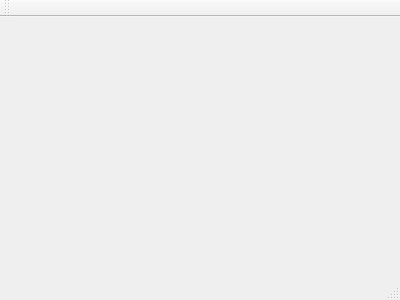
Above: all-4-pong/game.ui from twetm967/all-4-pong before the change. Below: the same form after it.
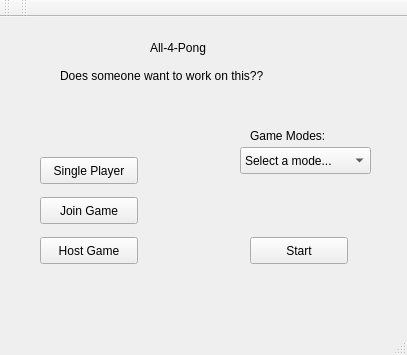
That is the form after the change.

What changed in the file:
```diff
--- a/all-4-pong/game.ui
+++ b/all-4-pong/game.ui
@@ -1,24 +1,187 @@
 <ui version="4.0">
  <class>Game</class>
- <widget class="QMainWindow" name="Game" >
-  <property name="geometry" >
+ <widget class="QMainWindow" name="Game">
+  <property name="geometry">
    <rect>
     <x>0</x>
     <y>0</y>
-    <width>400</width>
-    <height>300</height>
+    <width>407</width>
+    <height>355</height>
    </rect>
   </property>
   <property name="windowTitle" >
    <string>Game</string>
   </property>
-  <widget class="QMenuBar" name="menuBar" />
-  <widget class="QToolBar" name="mainToolBar" />
-  <widget class="QWidget" name="centralWidget" />
-  <widget class="QStatusBar" name="statusBar" />
+  <widget class="QWidget" name="centralWidget">
+   <widget class="QLabel" name="label">
+    <property name="geometry">
+     <rect>
+      <x>150</x>
+      <y>20</y>
+      <width>71</width>
+      <height>21</height>
+     </rect>
+    </property>
+    <property name="text">
+     <string>All-4-Pong</string>
+    </property>
+    <property name="scaledContents">
+     <bool>true</bool>
+    </property>
+    <property name="wordWrap">
+     <bool>false</bool>
+    </property>
+   </widget>
+   <widget class="QLabel" name="label_2">
+    <property name="geometry">
+     <rect>
+      <x>60</x>
+      <y>50</y>
+      <width>261</width>
+      <height>17</height>
+     </rect>
+    </property>
+    <property name="text">
+     <string>Does someone want to work on this??</string>
+    </property>
+   </widget>
+   <widget class="QPushButton" name="pushButton">
+    <property name="geometry">
+     <rect>
+      <x>40</x>
+      <y>140</y>
+      <width>98</width>
+      <height>27</height>
+     </rect>
+    </property>
+    <property name="text">
+     <string>Single Player</string>
+    </property>
+    <property name="checkable">
+     <bool>true</bool>
+    </property>
+   </widget>
+   <widget class="QPushButton" name="pushButton_2">
+    <property name="geometry">
+     <rect>
+      <x>40</x>
+      <y>180</y>
+      <width>98</width>
+      <height>27</height>
+     </rect>
+    </property>
+    <property name="text">
+     <string>Join Game</string>
+    </property>
+    <property name="checkable">
+     <bool>true</bool>
+    </property>
+   </widget>
+   <widget class="QPushButton" name="pushButton_3">
+    <property name="geometry">
+     <rect>
+      <x>40</x>
+      <y>220</y>
+      <width>98</width>
+      <height>27</height>
+     </rect>
+    </property>
+    <property name="text">
+     <string>Host Game</string>
+    </property>
+    <property name="checkable">
+     <bool>true</bool>
+    </property>
+   </widget>
+   <widget class="QComboBox" name="comboBox">
+    <property name="geometry">
+     <rect>
+      <x>240</x>
+      <y>130</y>
+      <width>131</width>
+      <height>27</height>
+     </rect>
+    </property>
+    <item>
+     <property name="text">
+      <string>Select a mode...</string>
+     </property>
+    </item>
+    <item>
+     <property name="text">
+      <string>Time</string>
+     </property>
+    </item>
+    <item>
+     <property name="text">
+      <string>To The Death</string>
+     </property>
+    </item>
+    <item>
+     <property name="text">
+      <string>Will add more modes</string>
+     </property>
+    </item>
+   </widget>
+   <widget class="QLabel" name="label_3">
+    <property name="geometry">
+     <rect>
+      <x>250</x>
+      <y>110</y>
+      <width>101</width>
+      <height>17</height>
+     </rect>
+    </property>
+    <property name="text">
+     <string>Game Modes:</string>
+    </property>
+   </widget>
+   <widget class="QPushButton" name="pushButton_4">
+    <property name="geometry">
+     <rect>
+      <x>250</x>
+      <y>220</y>
+      <width>98</width>
+      <height>27</height>
+     </rect>
+    </property>
+    <property name="text">
+     <string>Start</string>
+    </property>
+   </widget>
+  </widget>
+  <widget class="QMenuBar" name="menuBar">
+   <property name="geometry">
+    <rect>
+     <x>0</x>
+     <y>0</y>
+     <width>407</width>
+     <height>25</height>
+    </rect>
+   </property>
+  </widget>
+  <widget class="QToolBar" name="mainToolBar">
+   <attribute name="toolBarArea">
+    <enum>TopToolBarArea</enum>
+   </attribute>
+   <attribute name="toolBarBreak">
+    <bool>false</bool>
+   </attribute>
+  </widget>
+  <widget class="QStatusBar" name="statusBar"/>
+  <widget class="QToolBar" name="toolBar">
+   <property name="windowTitle">
+    <string>toolBar</string>
+   </property>
+   <attribute name="toolBarArea">
+    <enum>TopToolBarArea</enum>
+   </attribute>
+   <attribute name="toolBarBreak">
+    <bool>false</bool>
+   </attribute>
+  </widget>
  </widget>
- <layoutDefault spacing="6" margin="11" />
- <pixmapfunction></pixmapfunction>
+ <layoutdefault spacing="6" margin="11"/>
  <resources/>
  <connections/>
 </ui>
```
Left out of the diff: 3 changed lines with no effect on the pictures.
